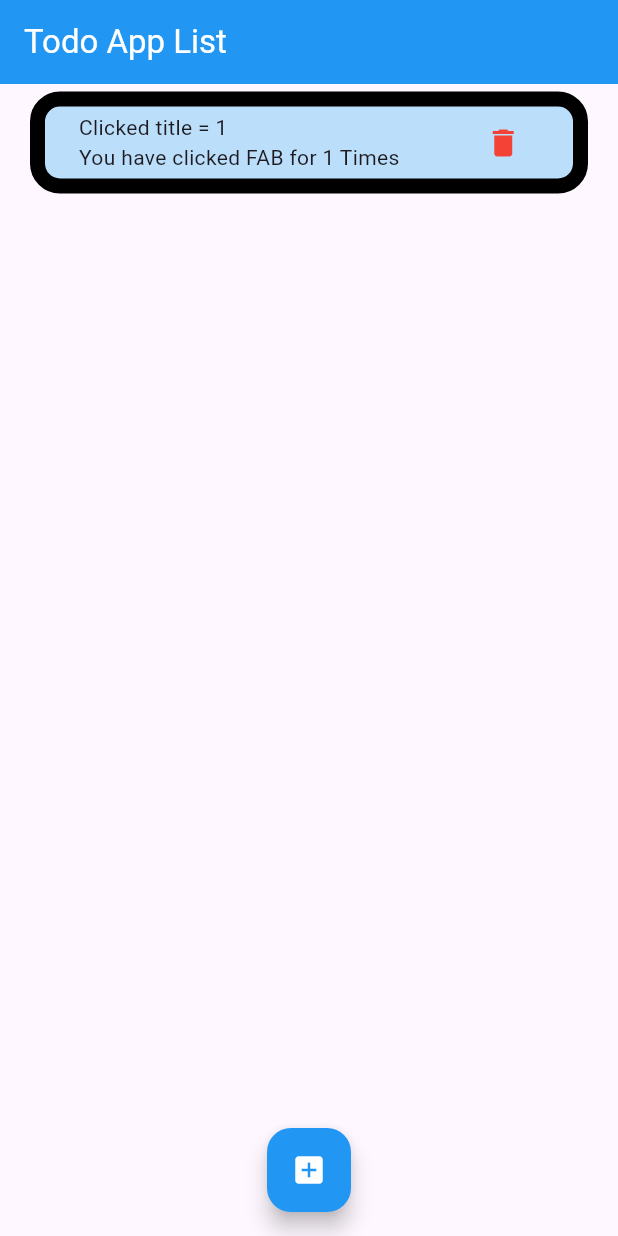
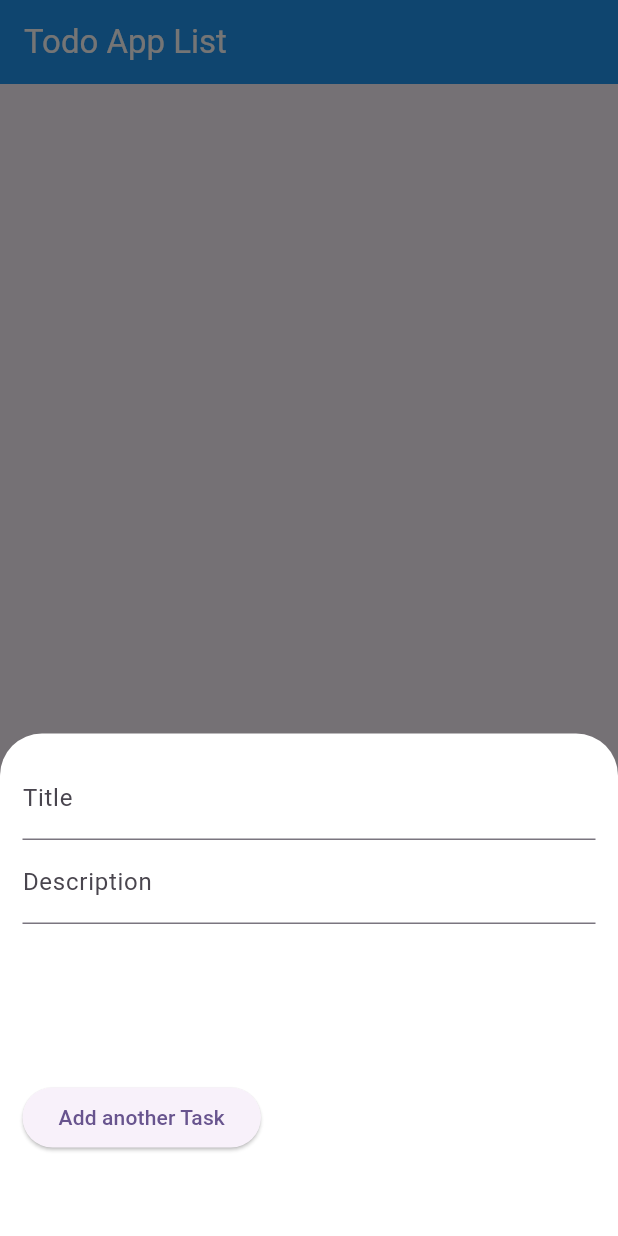
Before and after one commit to Kavarera/todo-app, a Flutter app: the screen it shows after launch, after a tap on the "add box" icon, on a phone screen of 412 x 824 dp. Run offline on Flutter 3.47's test engine with Material 2 defaults, Android fonts, the phone set to English and light mode, and no system bars; our stand-ins replace get.

Commit message:
Implement getx, but all list not saved yet.

```diff
--- a/todo_app/lib/controllers/floatActionButtonController.dart
+++ b/todo_app/lib/controllers/floatActionButtonController.dart
@@ -1,8 +1,58 @@
+import 'package:flutter/material.dart';
 import 'package:get/get.dart';
 
+import '../widget/itemListWidget.dart';
+
 class floatActionButtonController extends GetxController {
-  var clicked = 0.obs;
+  var itemList = <Itemlist>[].obs;
+  final textFieldC1 = TextEditingController();
+  final textFieldC2 = TextEditingController();
 
-  void testing() => clicked++;
-  void decrement() => clicked--;
+  void showBottomSheet(BuildContext context) {
+    showModalBottomSheet(
+      backgroundColor: Colors.white,
+      context: context,
+      isScrollControlled: true,
+      elevation: 5,
+      builder: (context) => Padding(
+        padding: EdgeInsets.only(
+            top: 15,
+            left: 15,
+            right: 15,
+            bottom: MediaQuery.of(context).viewInsets.bottom + 55),
+        child: Column(
+          mainAxisSize: MainAxisSize.min,
+          crossAxisAlignment: CrossAxisAlignment.start,
+          children: [
+            TextField(
+              keyboardType: TextInputType.name,
+              decoration: InputDecoration(labelText: 'Title'),
+              controller: textFieldC1,
+            ),
+            TextField(
+              keyboardType: TextInputType.name,
+              decoration: InputDecoration(labelText: 'Description'),
+              controller: textFieldC2,
+            ),
+            const SizedBox(
+              height: 105,
+            ),
+            ElevatedButton(
+                onPressed: () {
+                  itemList.add(Itemlist(
+                      itemTitle: textFieldC1.text,
+                      description: textFieldC2.text));
+                  textFieldC1.clear();
+                  textFieldC2.clear();
+                  Navigator.pop(context);
+                  Get.snackbar("Success", "Berhasil menambahkan task baru",
+                      snackPosition: SnackPosition.TOP,
+                      margin: EdgeInsets.only(left: 10, right: 10));
+                },
+                child: const Text('Add another Task'))
+          ],
+        ),
+      ),
+    );
+  }
 }
--- a/todo_app/lib/main.dart
+++ b/todo_app/lib/main.dart
@@ -32,7 +32,7 @@ class HomePage extends StatelessWidget {
 
     return Scaffold(
       floatingActionButton: FloatingActionButton(
-        onPressed: () => controllerFAB.testing(),
+        onPressed: () => controllerFAB.showBottomSheet(context),
         backgroundColor: Colors.blue,
         foregroundColor: Colors.white,
         child: Icon(Icons.add_box),
@@ -44,13 +44,15 @@ class HomePage extends StatelessWidget {
         foregroundColor: Colors.white,
       ),
       body: SafeArea(
-          child: SingleChildScrollView(
-              child: Obx(() => Itemlist(
-                  itemTitle: "Clicked title = " +
-                      controllerFAB.clicked.value.toString(),
-                  description: "You have clicked FAB for " +
-                      controllerFAB.clicked.value.toString() +
-                      " Times")))),
+        child: Obx(
+          () => ListView.builder(
+            itemCount: controllerFAB.itemList.length,
+            itemBuilder: (_, index) {
+              return controllerFAB.itemList[index];
+            },
+          ),
+        ),
+      ),
     );
   }
 }
--- a/todo_app/lib/widget/itemListWidget.dart
+++ b/todo_app/lib/widget/itemListWidget.dart
@@ -22,7 +22,10 @@ class Itemlist extends StatelessWidget {
       child: Row(
         mainAxisAlignment: MainAxisAlignment.spaceAround,
         children: [
-          Column(
+          Expanded(
+            child: Padding(
+              padding: EdgeInsets.fromLTRB(10, 15, 15, 20),
+              child: Column(
                 crossAxisAlignment: CrossAxisAlignment.start,
                 mainAxisAlignment: MainAxisAlignment.start,
                 children: [
@@ -30,8 +33,10 @@ class Itemlist extends StatelessWidget {
                   Text(this.description),
                 ],
               ),
+            ),
+          ),
           IconButton(
-              onPressed: () => controller1.decrement(),
+              onPressed: () {},
               icon: Icon(
                 Icons.delete,
                 color: Colors.red,
```
Lines whose indentation alone changed are shown as unchanged.
